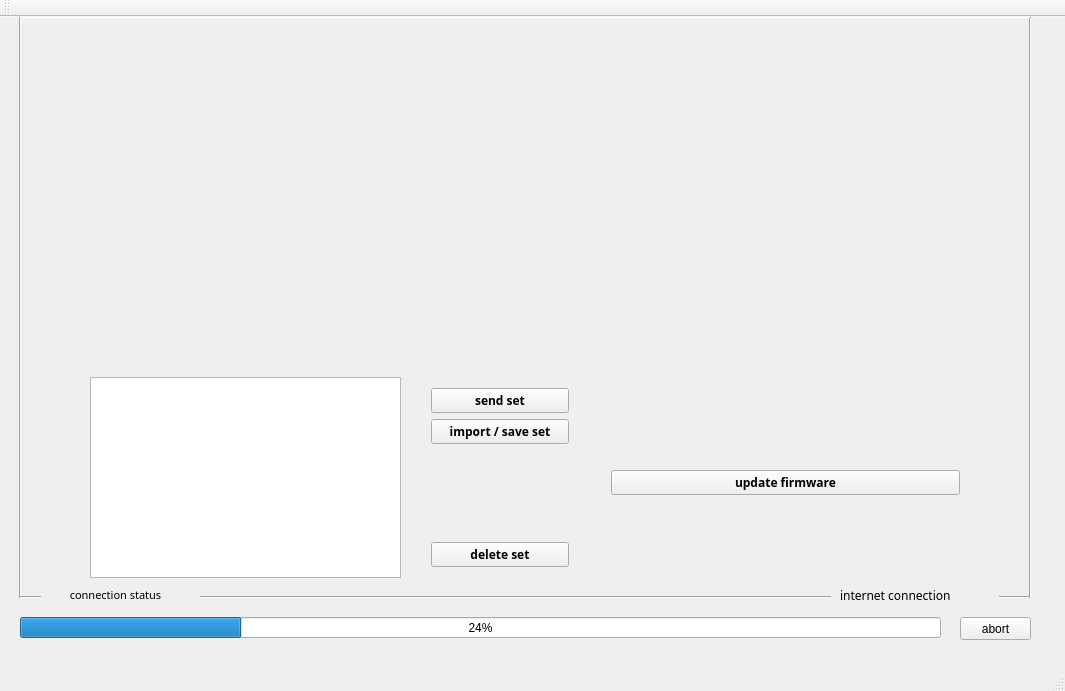
Qt form LordyLink.ui (Lordyphon2021/LordyLink-online-firmware-updater) before a commit.
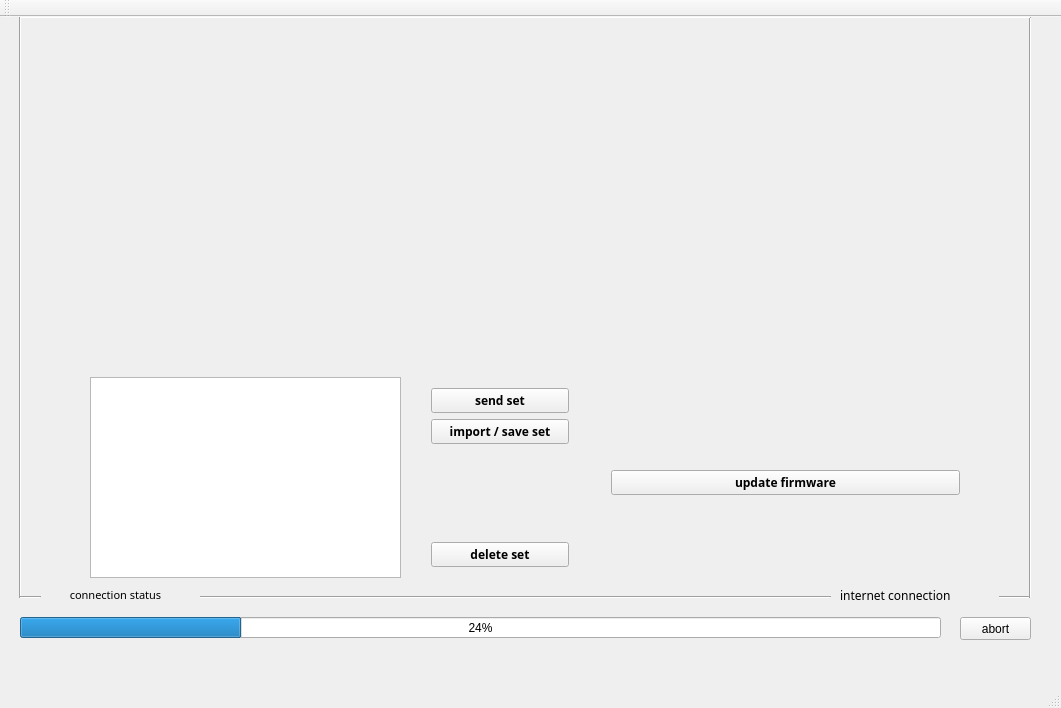
The same form after that commit.

What changed in the file:
```diff
--- a/LordyLink.ui
+++ b/LordyLink.ui
@@ -6,8 +6,8 @@
    <rect>
     <x>0</x>
     <y>0</y>
-    <width>1065</width>
-    <height>691</height>
+    <width>1061</width>
+    <height>708</height>
    </rect>
   </property>
   <property name="windowTitle">
```
Left out of the diff: 4 changed lines with no effect on the pictures.
